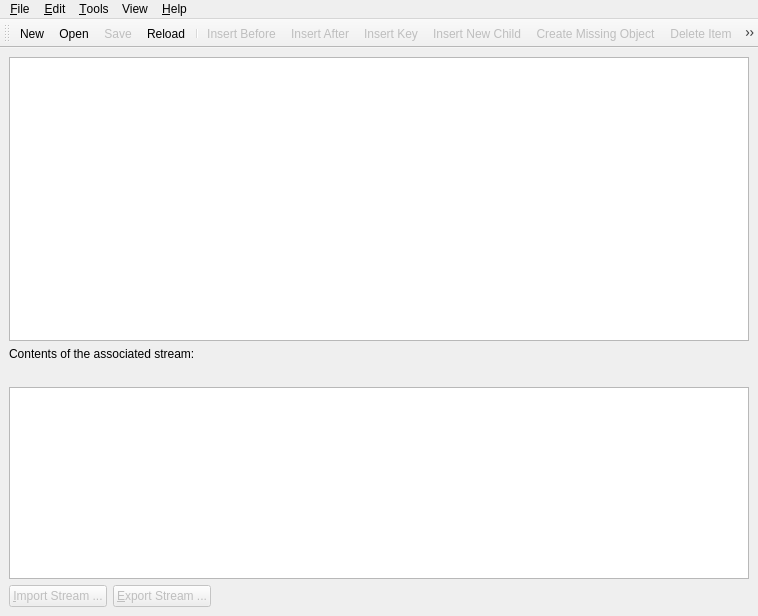
KubaO/podofobrowser, file src/podofobrowserbase.ui: the form before one commit.
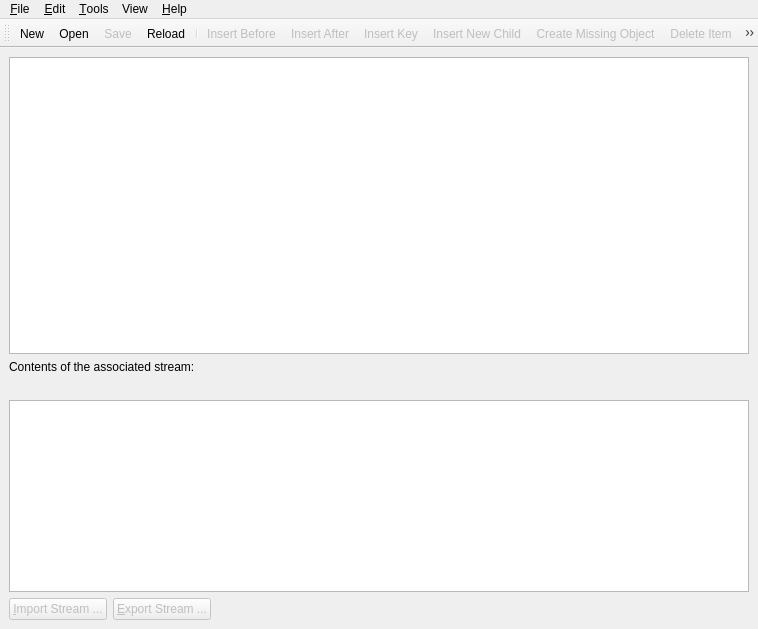
The form after the commit. Icons and pictures are not drawn.

Diff of the .ui file:
```diff
--- a/src/podofobrowserbase.ui
+++ b/src/podofobrowserbase.ui
@@ -6,7 +6,7 @@
     <x>0</x>
     <y>0</y>
     <width>758</width>
-    <height>616</height>
+    <height>629</height>
    </rect>
   </property>
   <property name="windowTitle" >
```
Left out of the diff: 16 changed lines with no effect on the pictures.
